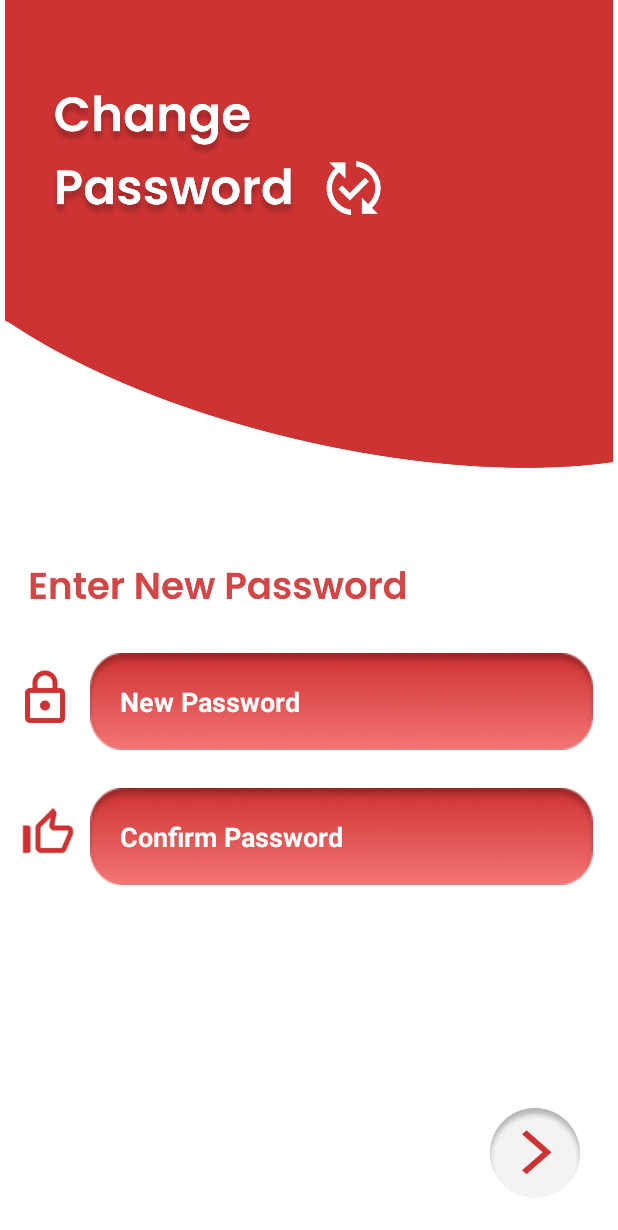
After one commit to KaranRajpara1/GearUp, an Android app: the change_password screen opened directly, with no data from a screen before it, on a phone screen of 412 x 824 dp. The commit adds this screen. Shown: the top 1230 px of the screen. Run offline under Robolectric (Android 15) with nearby library versions, the phone set to English and light mode, and no system bars.

Commit message:
change password UI done (Responsive)

```diff
--- a/app/src/main/AndroidManifest.xml
+++ b/app/src/main/AndroidManifest.xml
@@ -9,11 +9,10 @@
         android:roundIcon="@mipmap/ic_launcher_round"
         android:supportsRtl="true"
         android:theme="@style/Theme.Gear_Up">
-<!--<<<<<<< HEAD-->
-        <activity android:name=".forgot_password"></activity>
-<!--========-->
-        <activity android:name=".recoverypage"></activity>
-<!--&gt;>>>>>> 63fbbe80e4454938cb1c4b280c10b094d2f6c939-->
+        <activity android:name=".change_password"></activity>
+        <!-- <<<<<<< HEAD -->
+        <activity android:name=".forgot_password" /> <!-- ======== -->
+        <activity android:name=".recoverypage" /> <!-- &gt;>>>>>> 63fbbe80e4454938cb1c4b280c10b094d2f6c939 -->
         <activity android:name=".signup_page" />
         <activity android:name=".MainActivity">
             <intent-filter>
--- /dev/null
+++ b/app/src/main/java/com/example/gear_up/change_password.kt
@@ -0,0 +1,11 @@
+package com.example.gear_up
+
+import androidx.appcompat.app.AppCompatActivity
+import android.os.Bundle
+
+class change_password : AppCompatActivity() {
+    override fun onCreate(savedInstanceState: Bundle?) {
+        super.onCreate(savedInstanceState)
+        setContentView(R.layout.activity_change_password)
+    }
+}
--- /dev/null
+++ b/app/src/main/res/layout/activity_change_password.xml
@@ -0,0 +1,83 @@
+<?xml version="1.0" encoding="utf-8"?>
+<RelativeLayout xmlns:android="http://schemas.android.com/apk/res/android"
+    xmlns:app="http://schemas.android.com/apk/res-auto"
+    xmlns:tools="http://schemas.android.com/tools"
+    android:layout_width="match_parent"
+    android:layout_height="match_parent"
+    android:background="@color/white"
+    tools:context=".change_password">
+
+    <ImageView
+        android:id="@+id/change_password_title"
+        android:layout_width="match_parent"
+        android:layout_height="420dp"
+        android:src="@drawable/change_password"
+        android:layout_marginTop="0dp"
+        />
+
+    <ImageView
+        android:id="@+id/enter_new"
+        android:layout_width="250dp"
+        android:layout_height="40dp"
+        android:layout_below="@+id/change_password_title"
+        android:layout_marginLeft="20dp"
+        android:layout_marginTop="-50dp"
+        android:src="@drawable/enter_new_password" />
+
+    <EditText
+        android:layout_width="wrap_content"
+        android:layout_height="wrap_content"
+        android:id="@+id/new_password_edit_text"
+        android:background="@drawable/red_background_edittext"
+        android:layout_below="@id/enter_new"
+        android:layout_marginLeft="60dp"
+        android:layout_marginTop="25dp"
+        android:hint="New Password"
+        android:textColorHint="@color/white"
+        android:textStyle="bold"
+        android:textColor="@color/white"
+        android:padding="20dp"
+        android:inputType="textPassword"/>
+    <ImageView
+        android:layout_width="40dp"
+        android:layout_height="40dp"
+        android:id="@+id/passwd_icon"
+        android:src="@drawable/password_icon_outlined"
+        android:layout_below="@id/enter_new"
+        android:layout_marginTop="35dp"
+        android:layout_marginLeft="10dp"/>
+
+    <ImageView
+        android:layout_width="40dp"
+        android:layout_height="40dp"
+        android:src="@drawable/confirm_pass_icon"
+        android:layout_below="@id/passwd_icon"
+        android:layout_marginTop="50dp"
+        android:layout_marginLeft="12dp"/>
+    <EditText
+        android:layout_width="wrap_content"
+        android:layout_height="wrap_content"
+        android:id="@+id/confirm_new_password_edit_text"
+        android:background="@drawable/red_background_edittext"
+        android:layout_below="@id/new_password_edit_text"
+        android:layout_marginLeft="60dp"
+        android:layout_marginTop="25dp"
+        android:hint="Confirm Password"
+        android:textColorHint="@color/white"
+        android:textStyle="bold"
+        android:textColor="@color/white"
+        android:padding="20dp"
+        android:inputType="textPassword"/>
+
+    <ImageButton
+        android:layout_width="60dp"
+        android:layout_height="60dp"
+        android:layout_alignParentRight="true"
+        android:layout_alignParentBottom="true"
+        android:layout_marginRight="25dp"
+        android:layout_marginBottom="25dp"
+        android:background="@drawable/next_button" />
+
+
+
+</RelativeLayout>
--- a/app/src/main/res/layout/activity_recoverypage.xml
+++ b/app/src/main/res/layout/activity_recoverypage.xml
@@ -86,8 +86,10 @@
     <ImageButton
         android:layout_width="60dp"
         android:layout_height="60dp"
-        android:layout_marginLeft="330dp"
-        android:layout_marginTop="750dp"
+        android:layout_alignParentRight="true"
+        android:layout_alignParentBottom="true"
+        android:layout_marginRight="25dp"
+        android:layout_marginBottom="25dp"
         android:background="@drawable/next_button" />
 
 </RelativeLayout>
```
Also changed, not shown: app/src/main/res/drawable-v24/change_password.png (added), app/src/main/res/drawable-v24/enter_new_password.png (added), app/src/main/res/drawable-v24/password_icon_outlined.png (added), app/src/main/res/drawable-v24/red_background_edittext.png (added), 4 other files.
